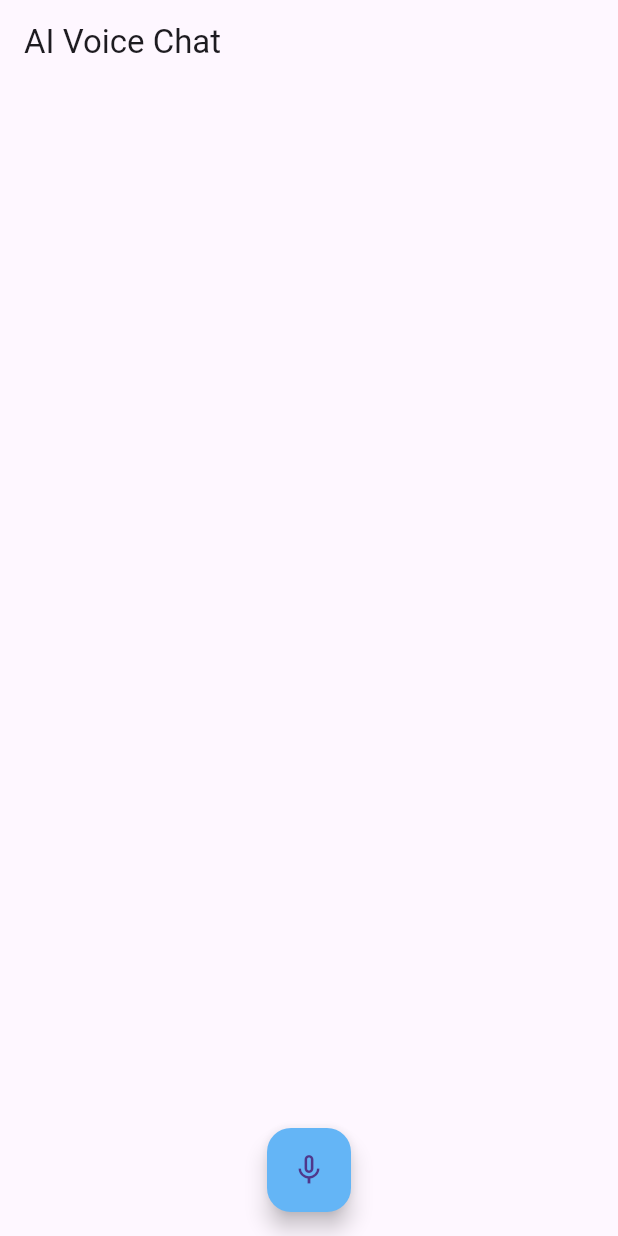
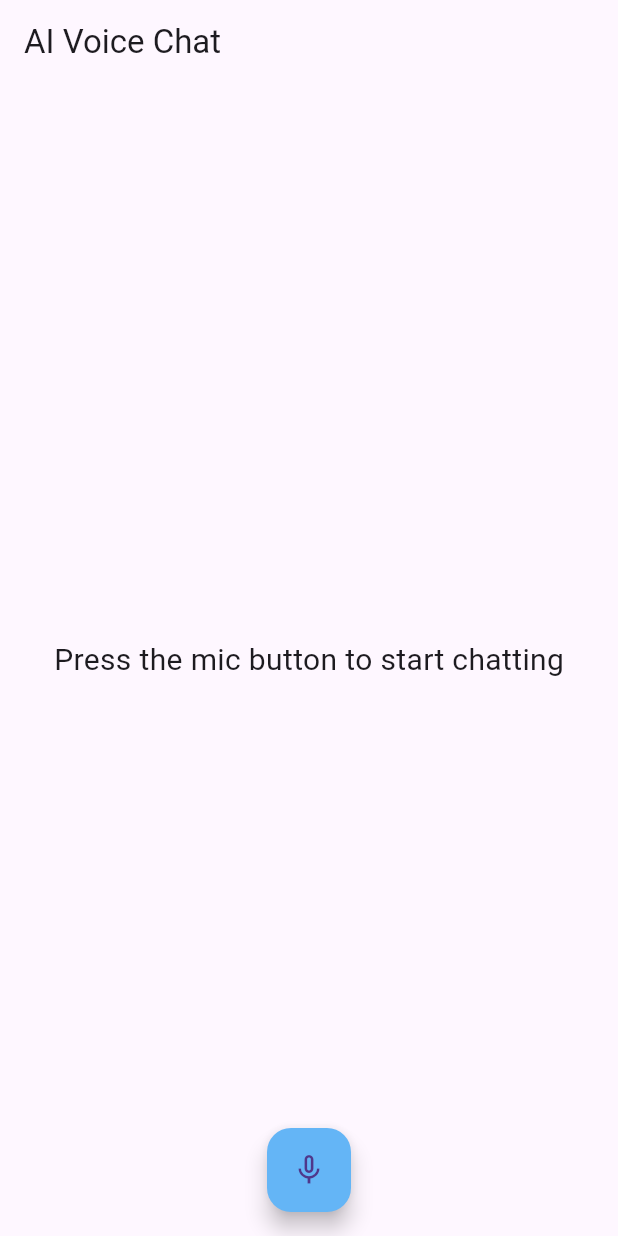
Before and after one commit to Hassanmsaid/ai-voice-chat, a Flutter app: the screen it shows after launch, on a phone screen of 412 x 824 dp. Run offline on Flutter 3.47's test engine with Material 3 defaults, Android fonts, the phone set to English and light mode, and no system bars; our stand-ins replace flutter_dotenv, flutter_tts, speech_to_text.

```diff
--- a/lib/ui/screens/chat_screen.dart
+++ b/lib/ui/screens/chat_screen.dart
@@ -75,7 +75,14 @@ class ChatScreenState extends State<ChatScreen> {
       ),
       floatingActionButtonLocation: FloatingActionButtonLocation.centerFloat,
       floatingActionButtonAnimator: FloatingActionButtonAnimator.scaling,
-      body: Column(
+      body: messages.isEmpty
+          ? Center(
+              child: Text(
+                "Press the mic button to start chatting",
+                style: TextStyle(fontSize: 20),
+              ),
+            )
+          : Column(
               children: [
                 Expanded(
                   child: ListView.builder(
```
Also changed, not shown: lib/ui/widgets/message_widget.dart (+7 -1 lines), 1 other file. Lines whose indentation alone changed are shown as unchanged.
